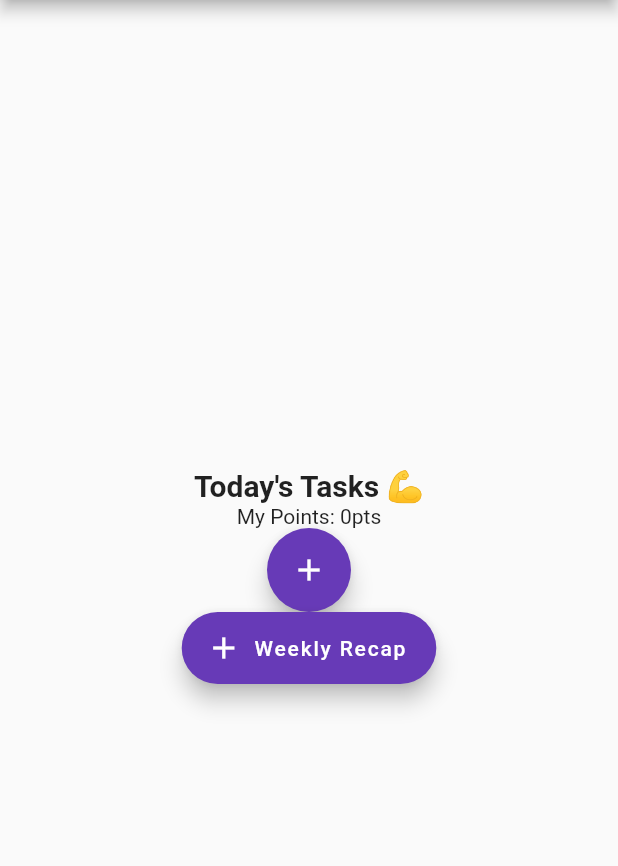
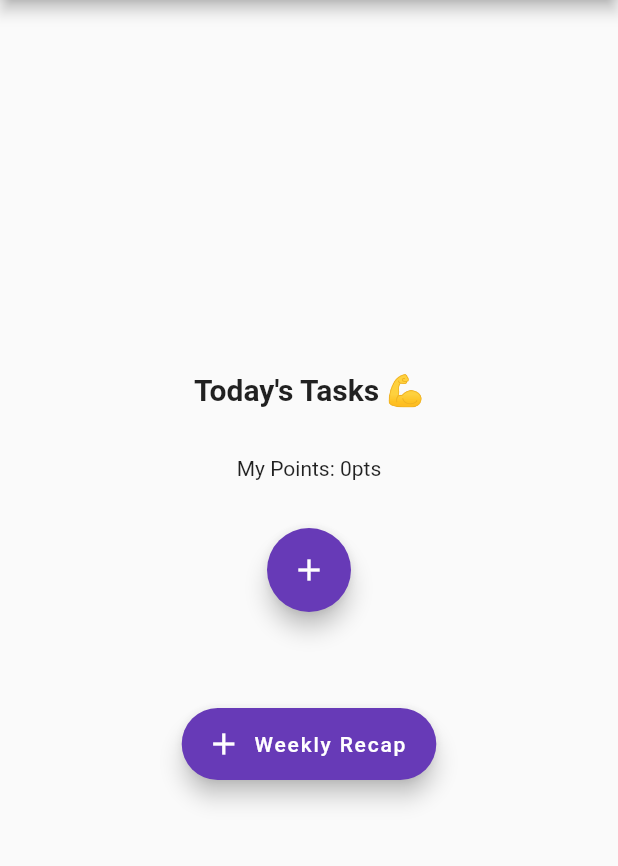
Before and after one commit to rishav-c1/drp31, a Flutter app: the screen it shows after launch, on a phone screen of 412 x 824 dp, the part 84-950 px from its top. Run offline on Flutter 3.47's test engine with Material 2 defaults, Android fonts, the phone set to English and light mode, and no system bars; our stand-ins replace cloud_firestore, confetti, firebase_core; missing offline and left inert: dart:ffi; accounts and stored records are empty.

Commit message:
Added spacing between items

```diff
--- a/lib/main.dart
+++ b/lib/main.dart
@@ -82,7 +82,9 @@ class _MyHomePageState extends State<MyHomePage> {
               "Today's Tasks 💪",
               style: TextStyle(fontSize: 20, fontWeight: FontWeight.bold),
             ),
+            const SizedBox(height: 32),
             Text("My Points: ${totalPoints}pts"),
+            const SizedBox(height: 32),
             FloatingActionButton(
               heroTag: "btn1",
               onPressed: () {
@@ -94,6 +96,7 @@ class _MyHomePageState extends State<MyHomePage> {
               backgroundColor: Colors.deepPurple,
               child: Icon(Icons.add, color: Colors.white),
             ),
+            const SizedBox(height: 32),
             Flexible(
               child: StreamBuilder<QuerySnapshot>(
                 stream: db.collection('tasks').snapshots(),
@@ -129,6 +132,7 @@ class _MyHomePageState extends State<MyHomePage> {
                 },
               ),
             ),
+            const SizedBox(height: 32),
             FloatingActionButton.extended(
               heroTag: "btn2",
               onPressed: () {
```
